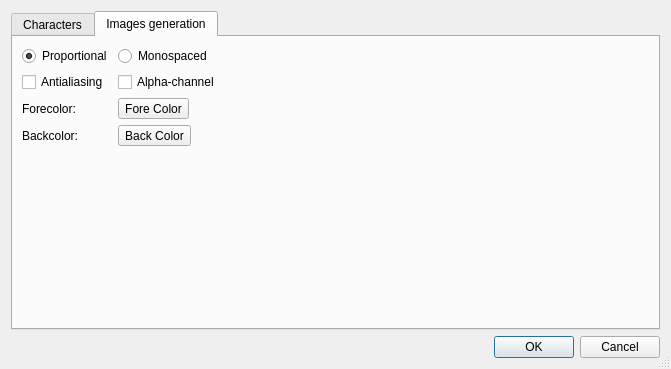
Old version of the form controls/fonts/font-new/dialogfontselect.ui in the repository riuson/lcd-image-converter.
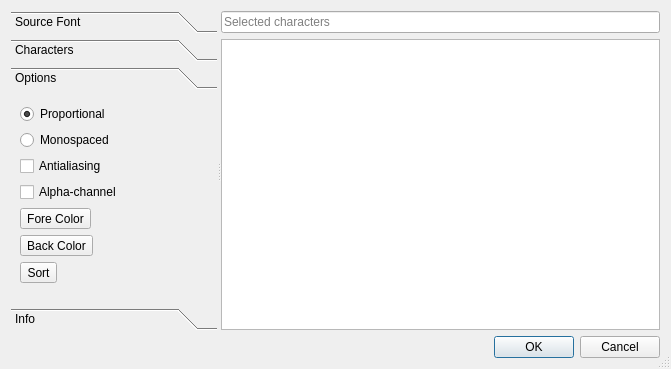
New version of the form. The open tabs and pages were chosen to show the change.

Commit message: Changed dialog layout

```diff
--- a/controls/fonts/font-new/dialogfontselect.ui
+++ b/controls/fonts/font-new/dialogfontselect.ui
@@ -16,22 +16,38 @@
   <property name="sizeGripEnabled">
    <bool>true</bool>
   </property>
-  <layout class="QVBoxLayout" name="verticalLayout_4">
+  <layout class="QVBoxLayout" name="verticalLayout_8">
    <item>
-    <layout class="QHBoxLayout" name="horizontalLayout_5">
-     <item>
-      <widget class="QTabWidget" name="tabWidget">
+    <widget class="QSplitter" name="splitter_2">
+     <property name="sizePolicy">
+      <sizepolicy hsizetype="Expanding" vsizetype="Expanding">
+       <horstretch>0</horstretch>
+       <verstretch>0</verstretch>
+      </sizepolicy>
+     </property>
+     <property name="orientation">
+      <enum>Qt::Horizontal</enum>
+     </property>
+     <widget class="QToolBox" name="toolBox">
        <property name="currentIndex">
         <number>0</number>
        </property>
-       <widget class="QWidget" name="tab_3">
-        <attribute name="title">
-         <string>Characters</string>
-        </attribute>
+      <widget class="QWidget" name="pageSourceFont">
+       <property name="geometry">
+        <rect>
+         <x>0</x>
+         <y>0</y>
+         <width>195</width>
+         <height>212</height>
+        </rect>
+       </property>
+       <attribute name="label">
+        <string>Source Font</string>
+       </attribute>
+       <layout class="QVBoxLayout" name="verticalLayout_3">
+        <item>
         <layout class="QVBoxLayout" name="verticalLayout_2">
          <item>
-          <layout class="QHBoxLayout" name="horizontalLayout_3">
-           <item>
             <widget class="QLabel" name="label">
              <property name="text">
               <string>Font:</string>
@@ -66,57 +82,37 @@
             </widget>
            </item>
            <item>
-            <widget class="QLabel" name="labelRealHeight">
-             <property name="text">
-              <string>RealHeight</string>
-             </property>
-            </widget>
-           </item>
-           <item>
-            <spacer name="horizontalSpacer_4">
+           <spacer name="verticalSpacer_2">
              <property name="orientation">
-              <enum>Qt::Horizontal</enum>
+             <enum>Qt::Vertical</enum>
              </property>
              <property name="sizeHint" stdset="0">
               <size>
-               <width>40</width>
-               <height>20</height>
+              <width>20</width>
+              <height>40</height>
               </size>
              </property>
             </spacer>
            </item>
           </layout>
          </item>
-         <item>
-          <layout class="QHBoxLayout" name="horizontalLayout">
-           <item>
-            <widget class="QLabel" name="label_4">
-             <property name="text">
-              <string>Selected:</string>
-             </property>
-            </widget>
-           </item>
-           <item>
-            <widget class="QLineEdit" name="lineEdit"/>
-           </item>
-           <item>
-            <widget class="QPushButton" name="pushButtonSort">
-             <property name="text">
-              <string>Sort</string>
-             </property>
-            </widget>
-           </item>
-          </layout>
-         </item>
-         <item>
-          <widget class="QSplitter" name="splitter">
-           <property name="orientation">
-            <enum>Qt::Horizontal</enum>
-           </property>
-           <widget class="QWidget" name="layoutWidget">
-            <layout class="QVBoxLayout" name="verticalLayout">
+       </layout>
+      </widget>
+      <widget class="QWidget" name="pageUnicodeBlocks">
+       <property name="geometry">
+        <rect>
+         <x>0</x>
+         <y>0</y>
+         <width>195</width>
+         <height>212</height>
+        </rect>
+       </property>
+       <attribute name="label">
+        <string>Characters</string>
+       </attribute>
+       <layout class="QVBoxLayout" name="verticalLayout_6">
              <item>
-              <layout class="QHBoxLayout" name="horizontalLayout_2">
+         <layout class="QVBoxLayout" name="verticalLayout_4">
                <item>
                 <widget class="QLabel" name="label_5">
                  <property name="sizePolicy">
@@ -143,8 +139,6 @@
                  </property>
                 </widget>
                </item>
-              </layout>
-             </item>
              <item>
               <widget class="QListView" name="listViewBlocks">
                <property name="sizePolicy">
@@ -155,13 +149,6 @@
                </property>
               </widget>
              </item>
-            </layout>
-           </widget>
-           <widget class="QTableView" name="tableView"/>
-          </widget>
-         </item>
-         <item>
-          <layout class="QHBoxLayout" name="horizontalLayout_4">
            <item>
             <widget class="QPushButton" name="pushButtonAppendSelected">
              <property name="enabled">
@@ -179,83 +166,57 @@
              </property>
             </widget>
            </item>
-           <item>
-            <spacer name="horizontalSpacer">
-             <property name="orientation">
-              <enum>Qt::Horizontal</enum>
-             </property>
-             <property name="sizeHint" stdset="0">
-              <size>
-               <width>40</width>
-               <height>20</height>
-              </size>
-             </property>
-            </spacer>
-           </item>
           </layout>
          </item>
         </layout>
        </widget>
-       <widget class="QWidget" name="tab_2">
-        <attribute name="title">
-         <string>Images generation</string>
-        </attribute>
-        <layout class="QHBoxLayout" name="horizontalLayout_8">
-         <item>
+      <widget class="QWidget" name="pageImageOptions">
+       <property name="geometry">
+        <rect>
+         <x>0</x>
+         <y>0</y>
+         <width>195</width>
+         <height>212</height>
+        </rect>
+       </property>
+       <attribute name="label">
+        <string>Options</string>
+       </attribute>
           <layout class="QVBoxLayout" name="verticalLayout_5">
            <item>
-            <layout class="QHBoxLayout" name="horizontalLayout_7">
+         <layout class="QVBoxLayout" name="verticalLayout">
              <item>
-              <layout class="QGridLayout" name="gridLayout">
-               <item row="0" column="1">
+           <widget class="QRadioButton" name="radioButtonProportional">
+            <property name="text">
+             <string>Proportional</string>
+            </property>
+            <property name="checked">
+             <bool>true</bool>
+            </property>
+           </widget>
+          </item>
+          <item>
                 <widget class="QRadioButton" name="radioButtonMonospaced">
                  <property name="text">
                   <string>Monospaced</string>
                  </property>
                 </widget>
                </item>
-               <item row="1" column="1">
-                <widget class="QCheckBox" name="checkBoxAlphaChannel">
-                 <property name="text">
-                  <string>Alpha-channel</string>
-                 </property>
-                </widget>
-               </item>
-               <item row="1" column="0">
+          <item>
                 <widget class="QCheckBox" name="checkBoxAntialiasing">
                  <property name="text">
                   <string>Antialiasing</string>
                  </property>
                 </widget>
                </item>
-               <item row="0" column="0">
-                <widget class="QRadioButton" name="radioButtonProportional">
+          <item>
+           <widget class="QCheckBox" name="checkBoxAlphaChannel">
                  <property name="text">
-                  <string>Proportional</string>
-                 </property>
-                 <property name="checked">
-                  <bool>true</bool>
-                 </property>
-                </widget>
-               </item>
-               <item row="3" column="0">
-                <widget class="QLabel" name="label_8">
-                 <property name="text">
-                  <string>Backcolor:</string>
-                 </property>
-                </widget>
-               </item>
-               <item row="3" column="1">
-                <widget class="QToolButton" name="toolButtonBackColor">
-                 <property name="toolTip">
-                  <string>Back Color</string>
-                 </property>
-                 <property name="text">
-                  <string>Back Color</string>
-                 </property>
-                </widget>
-               </item>
-               <item row="2" column="1">
+             <string>Alpha-channel</string>
+            </property>
+           </widget>
+          </item>
+          <item>
                 <widget class="QToolButton" name="toolButtonForeColor">
                  <property name="toolTip">
                   <string>Fore Color</string>
@@ -263,31 +224,30 @@
                  <property name="text">
                   <string>Fore Color</string>
                  </property>
-                </widget>
-               </item>
-               <item row="2" column="0">
-                <widget class="QLabel" name="label_10">
+            <property name="toolButtonStyle">
+             <enum>Qt::ToolButtonTextBesideIcon</enum>
+            </property>
+           </widget>
+          </item>
+          <item>
+           <widget class="QToolButton" name="toolButtonBackColor">
+            <property name="toolTip">
+             <string>Back Color</string>
+            </property>
                  <property name="text">
-                  <string>Forecolor:</string>
-                 </property>
-                </widget>
-               </item>
-              </layout>
-             </item>
+             <string>Back Color</string>
+            </property>
+            <property name="toolButtonStyle">
+             <enum>Qt::ToolButtonTextBesideIcon</enum>
+            </property>
+           </widget>
+          </item>
              <item>
-              <spacer name="horizontalSpacer_2">
-               <property name="orientation">
-                <enum>Qt::Horizontal</enum>
-               </property>
-               <property name="sizeHint" stdset="0">
-                <size>
-                 <width>40</width>
-                 <height>20</height>
-                </size>
-               </property>
-              </spacer>
-             </item>
-            </layout>
+           <widget class="QToolButton" name="toolButtonSort">
+            <property name="text">
+             <string>Sort</string>
+            </property>
+           </widget>
            </item>
            <item>
             <spacer name="verticalSpacer">
@@ -306,14 +266,74 @@
          </item>
         </layout>
        </widget>
-      </widget>
-     </item>
-    </layout>
-   </item>
+      <widget class="QWidget" name="pageInfo">
+       <property name="geometry">
+        <rect>
+         <x>0</x>
+         <y>0</y>
+         <width>195</width>
+         <height>212</height>
+        </rect>
+       </property>
+       <attribute name="label">
+        <string>Info</string>
+       </attribute>
+       <layout class="QVBoxLayout" name="verticalLayout_9">
+        <item>
+         <widget class="QLabel" name="labelRealHeight">
+          <property name="text">
+           <string>RealHeight</string>
+          </property>
+         </widget>
+        </item>
+        <item>
+         <spacer name="verticalSpacer_3">
+          <property name="orientation">
+           <enum>Qt::Vertical</enum>
+          </property>
+          <property name="sizeHint" stdset="0">
+           <size>
+            <width>20</width>
+            <height>40</height>
+           </size>
+          </property>
+         </spacer>
+        </item>
+       </layout>
+      </widget>
+     </widget>
+     <widget class="QWidget" name="layoutWidget">
+      <layout class="QVBoxLayout" name="verticalLayout_7">
+       <item>
+        <layout class="QHBoxLayout" name="horizontalLayout_2">
+         <item>
+          <widget class="QLineEdit" name="lineEdit">
+           <property name="toolTip">
+            <string>Selected characters</string>
+           </property>
+           <property name="placeholderText">
+            <string>Selected characters</string>
+           </property>
+          </widget>
+         </item>
+        </layout>
+       </item>
    <item>
-    <layout class="QHBoxLayout" name="horizontalLayout_6">
+        <widget class="QSplitter" name="splitter">
+         <property name="orientation">
+          <enum>Qt::Horizontal</enum>
+         </property>
+         <widget class="QTableView" name="tableView"/>
+        </widget>
+       </item>
+      </layout>
+     </widget>
+    </widget>
+   </item>
      <item>
-      <spacer name="horizontalSpacer_3">
+    <layout class="QHBoxLayout" name="horizontalLayout">
+     <item>
+      <spacer name="horizontalSpacer">
        <property name="orientation">
         <enum>Qt::Horizontal</enum>
        </property>
```
Left out of the diff: 4 changed lines with no effect on the pictures. Lines whose indentation alone changed are shown as unchanged. The commit also changes 1 other file.
